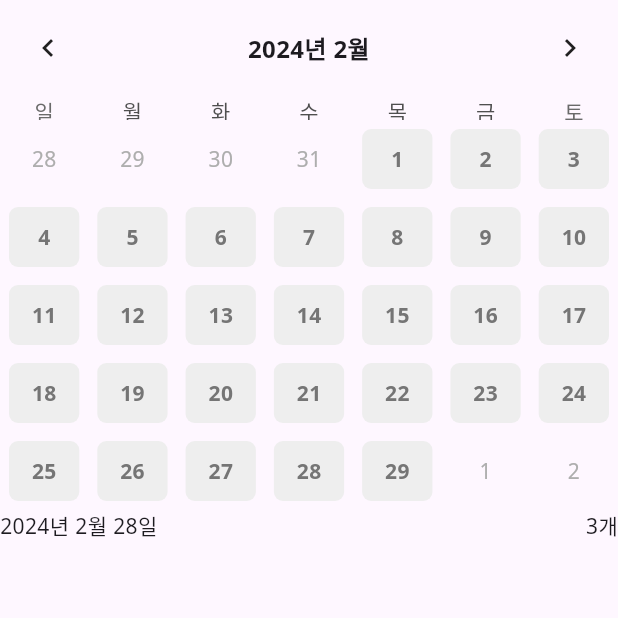
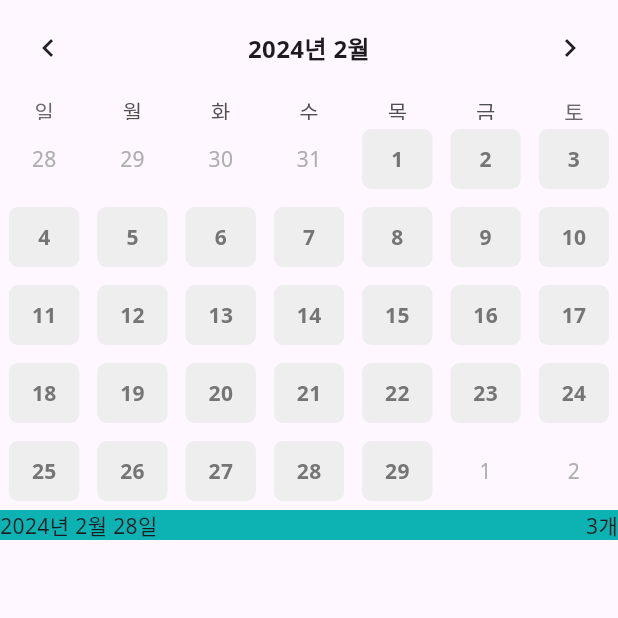
Before and after one commit to kimgeuntae/flutter_calendar_scheduler, a Flutter app: the screen it shows after launch, on a phone screen of 412 x 824 dp, the top half of it. Run offline on Flutter 3.47's test engine with Material 3 defaults, Android fonts, the phone set to English and light mode, and no system bars; drawn by our look-alikes of table_calendar.

Commit message:
Mod: 배너 색상

```diff
--- a/lib/component/today_banner.dart
+++ b/lib/component/today_banner.dart
@@ -1,3 +1,4 @@
+import 'package:calendar_scheduler/const/colors.dart';
 import 'package:flutter/material.dart';
 
 class TodayBanner extends StatelessWidget {
@@ -12,7 +13,9 @@ class TodayBanner extends StatelessWidget {
 
   @override
   Widget build(BuildContext context) {
-    return Row(
+    return Container(
+      color: PRIMARY_COLOR,
+      child: Row(
         mainAxisAlignment: MainAxisAlignment.spaceBetween,
         children: [
           Text(
@@ -20,6 +23,7 @@ class TodayBanner extends StatelessWidget {
           ),
           Text('$scheduleCount개'),
         ],
+      ),
     );
   }
 }
--- a/lib/const/colors.dart
+++ b/lib/const/colors.dart
@@ -1,3 +1,3 @@
 import 'package:flutter/material.dart';
 
-const PRIMARY_COLOR = Color(0xFF0D8282);
+const PRIMARY_COLOR = Color(0xFF0DB2B2);
```
Lines whose indentation alone changed are shown as unchanged.
